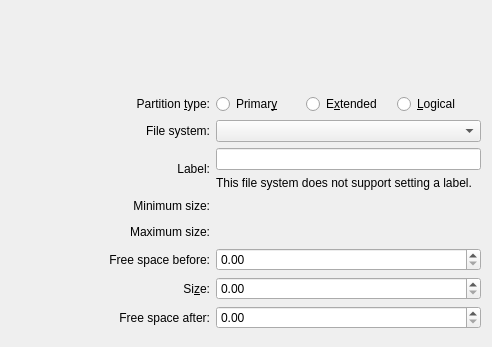
First picture: the form in src/gui/sizedialogwidgetbase.ui, repository KDE/partitionmanager, before the edit.
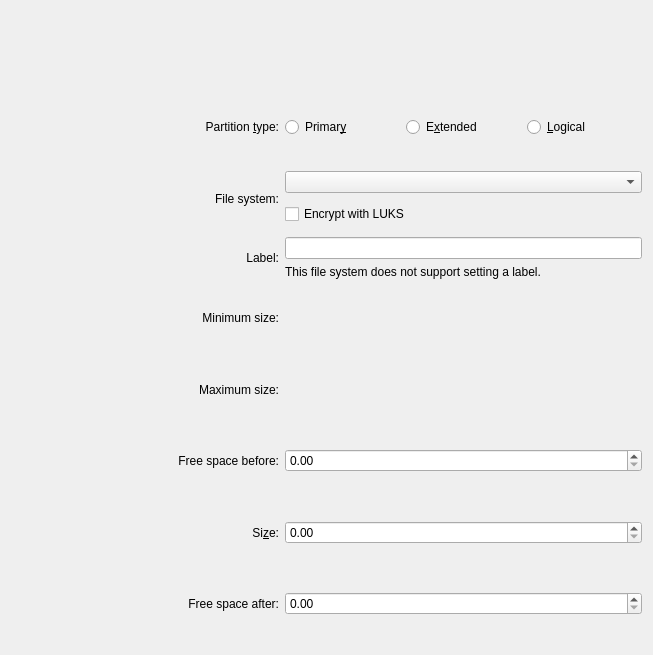
Second picture: the form after the edit. Custom widgets are drawn as their Qt base class.

Commit message: Add "Encrypt" checkBox to partition widget. Also replace occurrences of NULL with nullptr.

Diff of the .ui file:
```diff
--- a/src/gui/sizedialogwidgetbase.ui
+++ b/src/gui/sizedialogwidgetbase.ui
@@ -6,8 +6,8 @@
    <rect>
     <x>0</x>
     <y>0</y>
-    <width>478</width>
-    <height>347</height>
+    <width>653</width>
+    <height>655</height>
    </rect>
   </property>
   <layout class="QGridLayout" name="gridLayout">
@@ -106,10 +106,7 @@
      </property>
     </widget>
    </item>
-   <item row="3" column="1">
-    <widget class="QComboBox" name="m_ComboFileSystem"/>
-   </item>
-   <item row="4" column="0">
+   <item row="5" column="0">
     <widget class="QLabel" name="m_LabelTextLabel">
      <property name="text">
       <string comment="@label">Label:</string>
@@ -122,7 +119,7 @@
      </property>
     </widget>
    </item>
-   <item row="4" column="1">
+   <item row="5" column="1">
     <layout class="QVBoxLayout" name="verticalLayout">
      <item>
       <widget class="QLineEdit" name="m_EditLabel"/>
@@ -139,7 +136,7 @@
      </item>
     </layout>
    </item>
-   <item row="5" column="0">
+   <item row="6" column="0">
     <widget class="QLabel" name="label_4">
      <property name="sizePolicy">
       <sizepolicy hsizetype="Preferred" vsizetype="Expanding">
@@ -155,14 +152,14 @@
      </property>
     </widget>
    </item>
-   <item row="5" column="1">
+   <item row="6" column="1">
     <widget class="QLabel" name="m_LabelMinSize">
      <property name="textInteractionFlags">
       <set>Qt::LinksAccessibleByMouse|Qt::TextSelectableByKeyboard|Qt::TextSelectableByMouse</set>
      </property>
     </widget>
    </item>
-   <item row="6" column="0">
+   <item row="7" column="0">
     <widget class="QLabel" name="label_5">
      <property name="sizePolicy">
       <sizepolicy hsizetype="Preferred" vsizetype="Expanding">
@@ -178,14 +175,14 @@
      </property>
     </widget>
    </item>
-   <item row="6" column="1">
+   <item row="7" column="1">
     <widget class="QLabel" name="m_LabelMaxSize">
      <property name="textInteractionFlags">
       <set>Qt::LinksAccessibleByMouse|Qt::TextSelectableByKeyboard|Qt::TextSelectableByMouse</set>
      </property>
     </widget>
    </item>
-   <item row="7" column="0">
+   <item row="8" column="0">
     <widget class="QLabel" name="label">
      <property name="sizePolicy">
       <sizepolicy hsizetype="Preferred" vsizetype="Expanding">
@@ -204,7 +201,7 @@
      </property>
     </widget>
    </item>
-   <item row="7" column="1">
+   <item row="8" column="1">
     <widget class="FormattedSpinBox" name="m_SpinFreeBefore">
      <property name="sizePolicy">
       <sizepolicy hsizetype="Minimum" vsizetype="Fixed">
@@ -220,7 +217,7 @@
      </property>
     </widget>
    </item>
-   <item row="8" column="0">
+   <item row="9" column="0">
     <widget class="QLabel" name="label_2">
      <property name="sizePolicy">
       <sizepolicy hsizetype="Preferred" vsizetype="Expanding">
@@ -239,7 +236,7 @@
      </property>
     </widget>
    </item>
-   <item row="8" column="1">
+   <item row="9" column="1">
     <widget class="FormattedSpinBox" name="m_SpinCapacity">
      <property name="minimum">
       <double>0.000000000000000</double>
@@ -249,7 +246,7 @@
      </property>
     </widget>
    </item>
-   <item row="9" column="0">
+   <item row="10" column="0">
     <widget class="QLabel" name="label_3">
      <property name="sizePolicy">
       <sizepolicy hsizetype="Preferred" vsizetype="Expanding">
@@ -268,7 +265,7 @@
      </property>
     </widget>
    </item>
-   <item row="9" column="1">
+   <item row="10" column="1">
     <widget class="FormattedSpinBox" name="m_SpinFreeAfter">
      <property name="minimum">
       <double>0.000000000000000</double>
@@ -278,7 +275,7 @@
      </property>
     </widget>
    </item>
-   <item row="10" column="0" colspan="2">
+   <item row="11" column="0" colspan="2">
     <spacer name="verticalSpacer_2">
      <property name="orientation">
       <enum>Qt::Vertical</enum>
@@ -294,6 +291,23 @@
      </property>
     </spacer>
    </item>
+   <item row="3" column="1">
+    <layout class="QVBoxLayout" name="verticalLayout_2">
+     <item>
+      <widget class="QComboBox" name="m_ComboFileSystem"/>
+     </item>
+     <item>
+      <widget class="QCheckBox" name="m_CheckBoxEncrypt">
+       <property name="toolTip">
+        <string>Set up encryption for this filesystem with LUKS. You will be asked to provide a passphrase.</string>
+       </property>
+       <property name="text">
+        <string>Encrypt with LUKS</string>
+       </property>
+      </widget>
+     </item>
+    </layout>
+   </item>
   </layout>
  </widget>
  <customwidgets>
```
Left out of the diff: 33 changed lines with no effect on the pictures. The commit also changes 1 other file.
